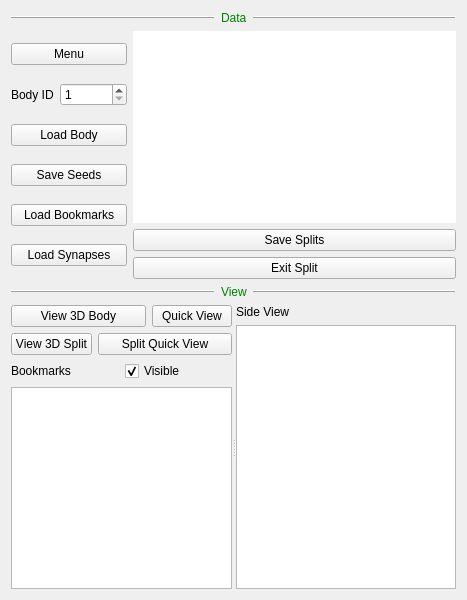
janelia-flyem/NeuTu, file neurolabi/gui/flyem/flyemsplitcontrolform.ui: the form before one commit.
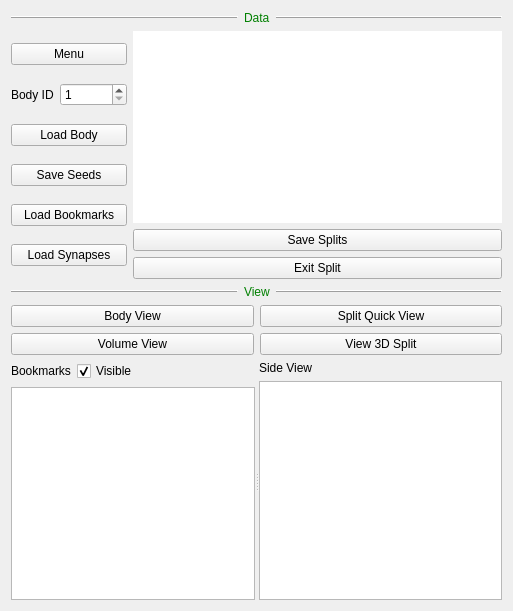
The form after the commit. Custom widgets are drawn as their Qt base class.

Commit message: trigger selection change after changing body for split

The edit to the form file:
```diff
--- a/neurolabi/gui/flyem/flyemsplitcontrolform.ui
+++ b/neurolabi/gui/flyem/flyemsplitcontrolform.ui
@@ -6,8 +6,8 @@
    <rect>
     <x>0</x>
     <y>0</y>
-    <width>467</width>
-    <height>600</height>
+    <width>513</width>
+    <height>611</height>
    </rect>
   </property>
   <property name="windowTitle">
@@ -220,45 +220,15 @@
     </layout>
    </item>
    <item>
-    <widget class="QSplitter" name="splitter">
-     <property name="orientation">
-      <enum>Qt::Horizontal</enum>
-     </property>
-     <widget class="QWidget" name="layoutWidget_2">
-      <layout class="QVBoxLayout" name="verticalLayout">
+    <layout class="QHBoxLayout" name="horizontalLayout_8">
        <item>
-        <layout class="QGridLayout" name="gridLayout">
-         <property name="topMargin">
-          <number>0</number>
-         </property>
-         <property name="bottomMargin">
-          <number>0</number>
-         </property>
-         <property name="horizontalSpacing">
-          <number>-1</number>
-         </property>
-         <item row="0" column="0" colspan="2">
-          <widget class="QPushButton" name="view3dBodyPushButton">
-           <property name="text">
-            <string>View 3D Body</string>
-           </property>
-          </widget>
-         </item>
-         <item row="0" column="2">
           <widget class="QPushButton" name="quickViewPushButton">
            <property name="text">
-            <string>Quick View</string>
+        <string>Body View</string>
            </property>
           </widget>
          </item>
-         <item row="1" column="0">
-          <widget class="QPushButton" name="viewSplitPushButton">
-           <property name="text">
-            <string>View 3D Split</string>
-           </property>
-          </widget>
-         </item>
-         <item row="1" column="1" colspan="2">
+     <item>
           <widget class="QPushButton" name="viewResultQuickPushButton">
            <property name="sizePolicy">
             <sizepolicy hsizetype="Minimum" vsizetype="Fixed">
@@ -274,6 +244,31 @@
         </layout>
        </item>
        <item>
+    <layout class="QHBoxLayout" name="volumeViewLayout">
+     <item>
+      <widget class="QPushButton" name="view3dBodyPushButton">
+       <property name="text">
+        <string>Volume View</string>
+       </property>
+      </widget>
+     </item>
+     <item>
+      <widget class="QPushButton" name="viewSplitPushButton">
+       <property name="text">
+        <string>View 3D Split</string>
+       </property>
+      </widget>
+     </item>
+    </layout>
+   </item>
+   <item>
+    <widget class="QSplitter" name="splitter">
+     <property name="orientation">
+      <enum>Qt::Horizontal</enum>
+     </property>
+     <widget class="QWidget" name="layoutWidget_2">
+      <layout class="QVBoxLayout" name="verticalLayout">
+       <item>
         <layout class="QHBoxLayout" name="horizontalLayout_2">
          <item>
           <widget class="QLabel" name="label">
@@ -292,6 +287,19 @@
            </property>
           </widget>
          </item>
+         <item>
+          <spacer name="horizontalSpacer">
+           <property name="orientation">
+            <enum>Qt::Horizontal</enum>
+           </property>
+           <property name="sizeHint" stdset="0">
+            <size>
+             <width>40</width>
+             <height>20</height>
+            </size>
+           </property>
+          </spacer>
+         </item>
         </layout>
        </item>
        <item>
```
Lines whose indentation alone changed are shown as unchanged. The commit also changes 4 other files.
